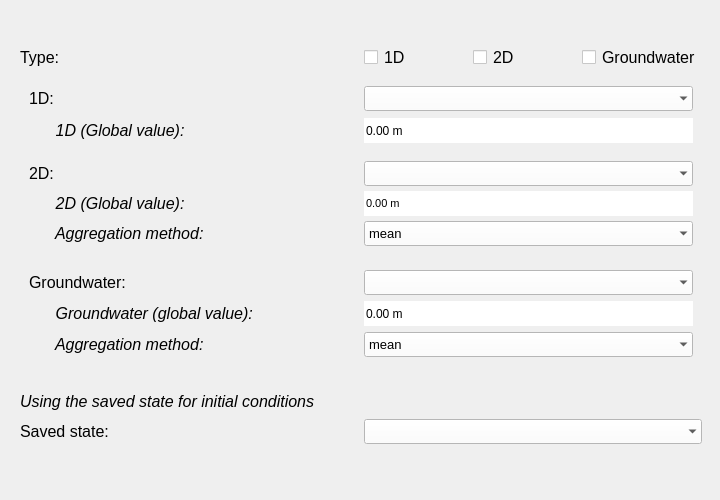
Above: threedi_models_and_simulations/ui/simulation_wizard/page_initial_conditions.ui from nens/threedi-api-qgis-client before the change. Below: the same form after it.
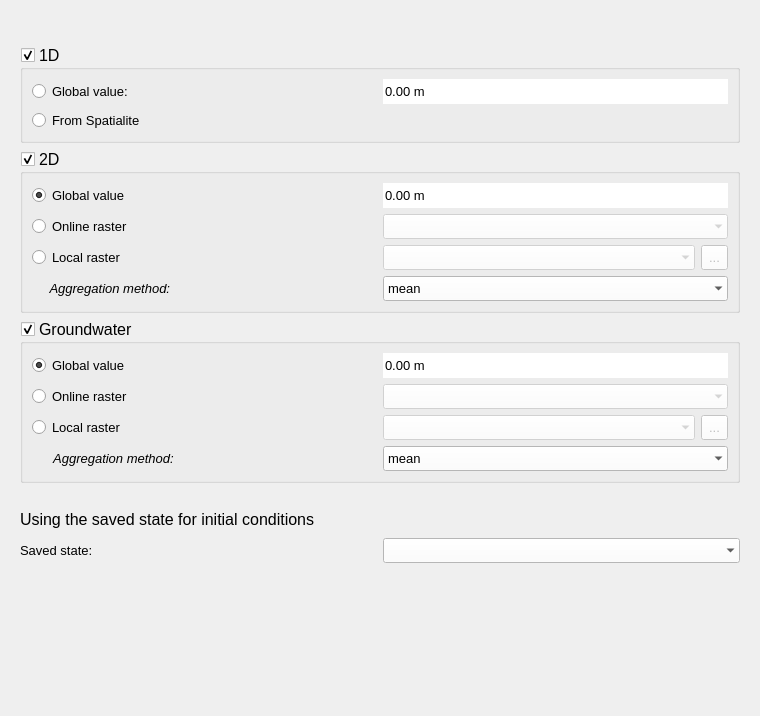
That is the form after the change. Custom widgets are drawn as their Qt base class.

Commit message:
Local init water level (#388)
* Work on using local initial water level rasters within simulation wizard.

What changed in the file:
```diff
--- a/threedi_models_and_simulations/ui/simulation_wizard/page_initial_conditions.ui
+++ b/threedi_models_and_simulations/ui/simulation_wizard/page_initial_conditions.ui
@@ -6,8 +6,8 @@
    <rect>
     <x>0</x>
     <y>0</y>
-    <width>720</width>
-    <height>500</height>
+    <width>760</width>
+    <height>716</height>
    </rect>
   </property>
   <property name="minimumSize">
@@ -107,351 +107,8 @@
       </size>
      </property>
      <layout class="QGridLayout" name="gridLayout_4">
-      <item row="0" column="0">
-       <widget class="QLabel" name="label">
-        <property name="minimumSize">
-         <size>
-          <width>300</width>
-          <height>25</height>
-         </size>
-        </property>
-        <property name="font">
-         <font>
-          <family>Segoe UI</family>
-          <pointsize>12</pointsize>
-         </font>
-        </property>
-        <property name="text">
-         <string>Type:</string>
-        </property>
-       </widget>
-      </item>
-      <item row="0" column="1">
-       <layout class="QHBoxLayout" name="horizontalLayout">
-        <property name="leftMargin">
-         <number>0</number>
-        </property>
-        <item>
-         <widget class="QCheckBox" name="cb_1d">
-          <property name="minimumSize">
-           <size>
-            <width>14</width>
-            <height>14</height>
-           </size>
-          </property>
-          <property name="maximumSize">
-           <size>
-            <width>14</width>
-            <height>14</height>
-           </size>
-          </property>
-          <property name="font">
-           <font>
-            <family>Segoe UI</family>
-            <pointsize>12</pointsize>
-           </font>
-          </property>
-          <property name="autoFillBackground">
-           <bool>false</bool>
-          </property>
-          <property name="styleSheet">
-           <string notr="true">QCheckBox{background-color: white;}</string>
-          </property>
-          <property name="text">
-           <string/>
-          </property>
-          <property name="checkable">
-           <bool>true</bool>
-          </property>
-          <property name="checked">
-           <bool>false</bool>
-          </property>
-         </widget>
-        </item>
-        <item>
-         <widget class="QLabel" name="label_4">
-          <property name="minimumSize">
-           <size>
-            <width>50</width>
-            <height>25</height>
-           </size>
-          </property>
-          <property name="maximumSize">
-           <size>
-            <width>16777215</width>
-            <height>16777215</height>
-           </size>
-          </property>
-          <property name="font">
-           <font>
-            <pointsize>12</pointsize>
-           </font>
-          </property>
-          <property name="text">
-           <string>1D</string>
-          </property>
-         </widget>
-        </item>
-        <item>
-         <widget class="QCheckBox" name="cb_2d">
-          <property name="minimumSize">
-           <size>
-            <width>14</width>
-            <height>14</height>
-           </size>
-          </property>
-          <property name="maximumSize">
-           <size>
-            <width>14</width>
-            <height>14</height>
-           </size>
-          </property>
-          <property name="font">
-           <font>
-            <family>Segoe UI</family>
-            <pointsize>12</pointsize>
-           </font>
-          </property>
-          <property name="autoFillBackground">
-           <bool>false</bool>
-          </property>
-          <property name="styleSheet">
-           <string notr="true">QCheckBox{background-color: white;}</string>
-          </property>
-          <property name="text">
-           <string/>
-          </property>
-         </widget>
-        </item>
-        <item>
-         <widget class="QLabel" name="label_6">
-          <property name="minimumSize">
-           <size>
-            <width>50</width>
-            <height>25</height>
-           </size>
-          </property>
-          <property name="maximumSize">
-           <size>
-            <width>16777215</width>
-            <height>16777215</height>
-           </size>
-          </property>
-          <property name="font">
-           <font>
-            <pointsize>12</pointsize>
-           </font>
-          </property>
-          <property name="text">
-           <string>2D</string>
-          </property>
-         </widget>
-        </item>
-        <item>
-         <widget class="QCheckBox" name="cb_groundwater">
-          <property name="minimumSize">
-           <size>
-            <width>14</width>
-            <height>14</height>
-           </size>
-          </property>
-          <property name="maximumSize">
-           <size>
-            <width>14</width>
-            <height>14</height>
-           </size>
-          </property>
-          <property name="font">
-           <font>
-            <family>Segoe UI</family>
-            <pointsize>12</pointsize>
-           </font>
-          </property>
-          <property name="autoFillBackground">
-           <bool>false</bool>
-          </property>
-          <property name="styleSheet">
-           <string notr="true">QCheckBox{background-color: white;}</string>
-          </property>
-          <property name="text">
-           <string/>
-          </property>
-         </widget>
-        </item>
-        <item>
-         <widget class="QLabel" name="label_9">
-          <property name="minimumSize">
-           <size>
-            <width>100</width>
-            <height>25</height>
-           </size>
-          </property>
-          <property name="maximumSize">
-           <size>
-            <width>16777215</width>
-            <height>16777215</height>
-           </size>
-          </property>
-          <property name="font">
-           <font>
-            <pointsize>12</pointsize>
-           </font>
-          </property>
-          <property name="text">
-           <string>Groundwater</string>
-          </property>
-         </widget>
-        </item>
-       </layout>
-      </item>
-      <item row="1" column="0" colspan="2">
-       <widget class="QWidget" name="d1_widget" native="true">
-        <property name="minimumSize">
-         <size>
-          <width>680</width>
-          <height>70</height>
-         </size>
-        </property>
-        <property name="baseSize">
-         <size>
-          <width>0</width>
-          <height>0</height>
-         </size>
-        </property>
-        <layout class="QGridLayout" name="gridLayout_6">
-         <property name="bottomMargin">
-          <number>0</number>
-         </property>
-         <item row="0" column="2">
-          <widget class="QComboBox" name="dd_1d">
-           <property name="minimumSize">
-            <size>
-             <width>300</width>
-             <height>25</height>
-            </size>
-           </property>
-           <property name="maximumSize">
-            <size>
-             <width>16777215</width>
-             <height>16777215</height>
-            </size>
-           </property>
-           <property name="font">
-            <font>
-             <family>Segoe UI</family>
-             <pointsize>10</pointsize>
-            </font>
-           </property>
-           <property name="styleSheet">
-            <string notr="true">QComboBox {background-color:white; selection-background-color: lightgray;}</string>
-           </property>
-           <property name="frame">
-            <bool>false</bool>
-           </property>
-          </widget>
-         </item>
-         <item row="0" column="1">
-          <widget class="QLabel" name="label_2">
-           <property name="minimumSize">
-            <size>
-             <width>300</width>
-             <height>25</height>
-            </size>
-           </property>
-           <property name="maximumSize">
-            <size>
-             <width>16777215</width>
-             <height>16777215</height>
-            </size>
-           </property>
-           <property name="font">
-            <font>
-             <family>Segoe UI</family>
-             <pointsize>12</pointsize>
-            </font>
-           </property>
-           <property name="text">
-            <string>1D:</string>
-           </property>
-          </widget>
-         </item>
-         <item row="1" column="2">
-          <widget class="QDoubleSpinBox" name="sp_1d_global_value">
-           <property name="minimumSize">
-            <size>
-             <width>300</width>
-             <height>25</height>
-            </size>
-           </property>
-           <property name="maximumSize">
-            <size>
-             <width>16777215</width>
-             <height>16777215</height>
-            </size>
-           </property>
-           <property name="font">
-            <font/>
-           </property>
-           <property name="styleSheet">
-            <string notr="true">QDoubleSpinBox {background-color:white; selection-background-color: lightgray;}</string>
-           </property>
-           <property name="frame">
-            <bool>false</bool>
-           </property>
-           <property name="alignment">
-            <set>Qt::AlignLeading|Qt::AlignLeft|Qt::AlignVCenter</set>
-           </property>
-           <property name="buttonSymbols">
-            <enum>QAbstractSpinBox::NoButtons</enum>
-           </property>
-           <property name="prefix">
-            <string/>
-           </property>
-           <property name="suffix">
-            <string> m</string>
-           </property>
-           <property name="minimum">
-            <double>-100000000000000005366162204393472.000000000000000</double>
-           </property>
-           <property name="maximum">
-            <double>100000000000000004764729344.000000000000000</double>
-           </property>
-          </widget>
-         </item>
-         <item row="1" column="1">
-          <widget class="QLabel" name="label_1d_gv">
-           <property name="minimumSize">
-            <size>
-             <width>300</width>
-             <height>25</height>
-            </size>
-           </property>
-           <property name="maximumSize">
-            <size>
-             <width>16777215</width>
-             <height>16777215</height>
-            </size>
-           </property>
-           <property name="font">
-            <font>
-             <family>Segoe UI</family>
-             <pointsize>12</pointsize>
-             <italic>true</italic>
-            </font>
-           </property>
-           <property name="text">
-            <string>      1D (Global value):</string>
-           </property>
-           <property name="margin">
-            <number>0</number>
-           </property>
-          </widget>
-         </item>
-        </layout>
-       </widget>
-      </item>
       <item row="2" column="0" colspan="2">
-       <widget class="QWidget" name="d2_widget" native="true">
+       <widget class="QGroupBox" name="gb_2d">
         <property name="minimumSize">
          <size>
           <width>680</width>
@@ -464,68 +121,14 @@
           <pointsize>12</pointsize>
          </font>
         </property>
+        <property name="title">
+         <string>2D</string>
+        </property>
+        <property name="checkable">
+         <bool>true</bool>
+        </property>
         <layout class="QGridLayout" name="gridLayout_2">
-         <item row="2" column="0">
-          <widget class="QLabel" name="label_2d_gv">
-           <property name="minimumSize">
-            <size>
-             <width>300</width>
-             <height>25</height>
-            </size>
-           </property>
-           <property name="maximumSize">
-            <size>
-             <width>16777215</width>
-             <height>16777215</height>
-            </size>
-           </property>
-           <property name="font">
-            <font>
-             <family>Segoe UI</family>
-             <pointsize>12</pointsize>
-             <italic>true</italic>
-            </font>
-           </property>
-           <property name="text">
-            <string>      2D (Global value):</string>
-           </property>
-          </widget>
-         </item>
-         <item row="1" column="2">
-          <widget class="QComboBox" name="dd_2d">
-           <property name="sizePolicy">
-            <sizepolicy hsizetype="Preferred" vsizetype="Fixed">
-             <horstretch>0</horstretch>
-             <verstretch>0</verstretch>
-            </sizepolicy>
-           </property>
-           <property name="minimumSize">
-            <size>
-             <width>300</width>
-             <height>25</height>
-            </size>
-           </property>
-           <property name="maximumSize">
-            <size>
-             <width>16777215</width>
-             <height>16777215</height>
-            </size>
-           </property>
-           <property name="font">
-            <font>
-             <family>Segoe UI</family>
-             <pointsize>10</pointsize>
-            </font>
-           </property>
-           <property name="styleSheet">
-            <string notr="true">QComboBox {background-color:white; selection-background-color: lightgray;}</string>
-           </property>
-           <property name="frame">
-            <bool>false</bool>
-           </property>
-          </widget>
-         </item>
-         <item row="3" column="0">
+         <item row="5" column="0">
           <widget class="QLabel" name="label_2d_am">
            <property name="minimumSize">
             <size>
@@ -535,15 +138,127 @@
            </property>
            <property name="font">
             <font>
+             <family>Segoe UI</family>
+             <pointsize>10</pointsize>
              <italic>true</italic>
             </font>
            </property>
            <property name="text">
-            <string>      Aggregation method:</string>
+            <string>     Aggregation method:</string>
+           </property>
+          </widget>
+         </item>
+         <item row="3" column="0">
+          <widget class="QRadioButton" name="rb_2d_local_raster">
+           <property name="font">
+            <font>
+             <family>Segoe UI</family>
+             <pointsize>10</pointsize>
+            </font>
+           </property>
+           <property name="text">
+            <string>Local raster</string>
+           </property>
+          </widget>
+         </item>
+         <item row="2" column="0">
+          <widget class="QRadioButton" name="rb_2d_online_raster">
+           <property name="font">
+            <font>
+             <family>Segoe UI</family>
+             <pointsize>10</pointsize>
+            </font>
+           </property>
+           <property name="text">
+            <string>Online raster</string>
            </property>
           </widget>
          </item>
          <item row="2" column="2">
+          <widget class="QComboBox" name="cbo_2d_online_raster">
+           <property name="enabled">
+            <bool>false</bool>
+           </property>
+           <property name="minimumSize">
+            <size>
+             <width>300</width>
+             <height>25</height>
+            </size>
+           </property>
+           <property name="font">
+            <font>
+             <family>Segoe UI</family>
+             <pointsize>10</pointsize>
+            </font>
+           </property>
+           <property name="styleSheet">
+            <string notr="true">QComboBox {background-color:white; selection-background-color: lightgray;}</string>
+           </property>
+           <property name="frame">
+            <bool>false</bool>
+           </property>
+          </widget>
+         </item>
+         <item row="5" column="2">
+          <widget class="QComboBox" name="cb_2d_aggregation">
+           <property name="minimumSize">
+            <size>
+             <width>300</width>
+             <height>25</height>
+            </size>
+           </property>
+           <property name="maximumSize">
+            <size>
+             <width>16777215</width>
+             <height>16777215</height>
+            </size>
+           </property>
+           <property name="font">
+            <font>
+             <family>Segoe UI</family>
+             <pointsize>10</pointsize>
+            </font>
+           </property>
+           <property name="styleSheet">
+            <string notr="true">QComboBox {background-color:white; selection-background-color: lightgray;}</string>
+           </property>
+           <property name="frame">
+            <bool>false</bool>
+           </property>
+           <item>
+            <property name="text">
+             <string>mean</string>
+            </property>
+           </item>
+           <item>
+            <property name="text">
+             <string>max</string>
+            </property>
+           </item>
+           <item>
+            <property name="text">
+             <string>min</string>
+            </property>
+           </item>
+          </widget>
+         </item>
+         <item row="1" column="0">
+          <widget class="QRadioButton" name="rb_2d_global_value">
+           <property name="font">
+            <font>
+             <family>Segoe UI</family>
+             <pointsize>10</pointsize>
+            </font>
+           </property>
+           <property name="text">
+            <string>Global value</string>
+           </property>
+           <property name="checked">
+            <bool>true</bool>
+           </property>
+          </widget>
+         </item>
+         <item row="1" column="2">
           <widget class="QDoubleSpinBox" name="sp_2d_global_value">
            <property name="minimumSize">
             <size>
@@ -560,7 +275,7 @@
            <property name="font">
             <font>
              <family>Segoe UI</family>
-             <pointsize>8</pointsize>
+             <pointsize>10</pointsize>
             </font>
            </property>
            <property name="styleSheet">
@@ -586,88 +301,92 @@
            </property>
           </widget>
          </item>
-         <item row="1" column="0">
-          <widget class="QLabel" name="label_3">
-           <property name="minimumSize">
-            <size>
-             <width>300</width>
-             <height>25</height>
-            </size>
-           </property>
-           <property name="maximumSize">
-            <size>
-             <width>16777215</width>
-             <height>16777215</height>
-            </size>
-           </property>
-           <property name="font">
-            <font>
-             <family>Segoe UI</family>
-             <pointsize>12</pointsize>
-            </font>
-           </property>
-           <property name="text">
-            <string>2D:</string>
-           </property>
-          </widget>
-         </item>
          <item row="3" column="2">
-          <widget class="QComboBox" name="cb_2d_aggregation">
-           <property name="minimumSize">
-            <size>
-             <width>300</width>
-             <height>25</height>
-            </size>
+          <layout class="QHBoxLayout" name="horizontalLayout">
+           <property name="bottomMargin">
+            <number>0</number>
            </property>
-           <property name="maximumSize">
-            <size>
-             <width>16777215</width>
-             <height>16777215</height>
-            </size>
-           </property>
-           <property name="font">
-            <font>
-             <family>Segoe UI</family>
-             <pointsize>10</pointsize>
-            </font>
-           </property>
-           <property name="styleSheet">
-            <string notr="true">QComboBox {background-color:white; selection-background-color: lightgray;}</string>
-           </property>
-           <property name="frame">
-            <bool>false</bool>
-           </property>
            <item>
-            <property name="text">
-             <string>mean</string>
-            </property>
+            <widget class="QgsMapLayerComboBox" name="cbo_2d_local_raster">
+             <property name="enabled">
+              <bool>false</bool>
+             </property>
+             <property name="minimumSize">
+              <size>
+               <width>0</width>
+               <height>25</height>
+              </size>
+             </property>
+             <property name="font">
+              <font>
+               <family>Segoe UI</family>
+               <pointsize>10</pointsize>
+              </font>
+             </property>
+             <property name="styleSheet">
+              <string notr="true">QComboBox {background-color:white; selection-background-color: lightgray;}</string>
+             </property>
+             <property name="frame">
+              <bool>false</bool>
+             </property>
+             <property name="showCrs">
+              <bool>true</bool>
+             </property>
+            </widget>
            </item>
            <item>
-            <property name="text">
-             <string>max</string>
-            </property>
+            <widget class="QToolButton" name="btn_browse_2d_local_raster">
+             <property name="enabled">
+              <bool>false</bool>
+             </property>
+             <property name="minimumSize">
+              <size>
+               <width>0</width>
+               <height>25</height>
+              </size>
+             </property>
+             <property name="font">
+              <font>
+               <family>Segoe UI</family>
+               <pointsize>10</pointsize>
+              </font>
+             </property>
+             <property name="text">
+              <string>...</string>
+             </property>
+            </widget>
            </item>
-           <item>
-            <property name="text">
-             <string>min</string>
-            </property>
-           </item>
-          </widget>
+          </layout>
          </item>
         </layout>
        </widget>
       </item>
       <item row="3" column="0" colspan="2">
-       <widget class="QWidget" name="groundwater_widget" native="true">
+       <widget class="QGroupBox" name="gb_gwater">
         <property name="minimumSize">
          <size>
           <width>680</width>
           <height>100</height>
          </size>
         </property>
+        <property name="font">
+         <font>
+          <family>Segoe UI</family>
+          <pointsize>12</pointsize>
+         </font>
+        </property>
+        <property name="title">
+         <string>Groundwater</string>
+        </property>
+        <property name="checkable">
+         <bool>true</bool>
+        </property>
+        <property name="checked">
+         <bool>true</bool>
+        </property>
         <layout class="QGridLayout" name="gridLayout_3">
-         <item row="0" column="0">
-          <widget class="QLabel" name="label_5">
+         <item row="4" column="0">
+          <widget class="QLabel" name="label_gwater_am">
            <property name="minimumSize">
             <size>
              <width>300</width>
@@ -683,15 +402,16 @@
            <property name="font">
             <font>
              <family>Segoe UI</family>
-             <pointsize>12</pointsize>
+             <pointsize>10</pointsize>
+             <italic>true</italic>
             </font>
            </property>
            <property name="text">
-            <string>Groundwater:</string>
+            <string>      Aggregation method:</string>
            </property>
           </widget>
          </item>
-         <item row="1" column="2">
+         <item row="0" column="2">
           <widget class="QDoubleSpinBox" name="sp_gwater_global_value">
            <property name="minimumSize">
             <size>
@@ -705,6 +425,13 @@
              <height>16777215</height>
             </size>
            </property>
+           <property name="font">
+            <font>
+             <family>Segoe UI</family>
+             <pointsize>10</pointsize>
+             <kerning>true</kerning>
+            </font>
+           </property>
            <property name="styleSheet">
             <string notr="true">QDoubleSpinBox {background-color:white; selection-background-color: lightgray;}</string>
            </property>
@@ -729,45 +456,29 @@
           </widget>
          </item>
          <item row="1" column="0">
-          <widget class="QLabel" name="label_gw_gv">
-           <property name="minimumSize">
-            <size>
-             <width>300</width>
-             <height>25</height>
-            </size>
-           </property>
-           <property name="maximumSize">
-            <size>
-             <width>16777215</width>
-             <height>16777215</height>
-            </size>
-           </property>
+          <widget class="QRadioButton" name="rb_gw_online_raster">
            <property name="font">
             <font>
              <family>Segoe UI</family>
-             <pointsize>12</pointsize>
-             <italic>true</italic>
+             <pointsize>10</pointsize>
             </font>
            </property>
            <property name="text">
-            <string>      Groundwater (global value):</string>
+            <string>Online raster</string>
            </property>
           </widget>
          </item>
-         <item row="0" column="2">
-          <widget class="QComboBox" name="dd_groundwater">
+         <item row="1" column="2">
+          <widget class="QComboBox" name="cbo_gw_online_raster">
+           <property name="enabled">
+            <bool>false</bool>
+           </property>
            <property name="minimumSize">
             <size>
              <width>300</width>
              <height>25</height>
             </size>
            </property>
-           <property name="maximumSize">
-            <size>
-             <width>16777215</width>
-             <height>16777215</height>
-            </size>
-           </property>
            <property name="font">
             <font>
              <family>Segoe UI</family>
@@ -782,7 +493,36 @@
            </property>
           </widget>
          </item>
-         <item row="2" column="2">
+         <item row="0" column="0">
+          <widget class="QRadioButton" name="rb_gw_global_value">
+           <property name="font">
+            <font>
+             <family>Segoe UI</family>
+             <pointsize>10</pointsize>
+            </font>
+           </property>
+           <property name="text">
+            <string>Global value</string>
+           </property>
+           <property name="checked">
+            <bool>true</bool>
+           </property>
+          </widget>
+         </item>
+         <item row="2" column="0">
+          <widget class="QRadioButton" name="rb_gw_local_raster">
+           <property name="font">
+            <font>
+             <family>Segoe UI</family>
+             <pointsize>10</pointsize>
+            </font>
+           </property>
+           <property name="text">
+            <string>Local raster</string>
+           </property>
+          </widget>
+         </item>
+         <item row="4" column="2">
           <widget class="QComboBox" name="cb_gwater_aggregation">
            <property name="minimumSize">
             <size>
@@ -825,8 +565,90 @@
            </item>
           </widget>
          </item>
-         <item row="2" column="0">
-          <widget class="QLabel" name="label_gwater_am">
+         <item row="2" column="2">
+          <layout class="QHBoxLayout" name="horizontalLayout_2">
+           <item>
+            <widget class="QgsMapLayerComboBox" name="cbo_gw_local_raster">
+             <property name="enabled">
+              <bool>false</bool>
+             </property>
+             <property name="minimumSize">
+              <size>
+               <width>0</width>
+               <height>25</height>
+              </size>
+             </property>
+             <property name="font">
+              <font>
+               <family>Segoe UI</family>
+               <pointsize>10</pointsize>
+              </font>
+             </property>
+             <property name="styleSheet">
+              <string notr="true">QComboBox {background-color:white; selection-background-color: lightgray;}</string>
+             </property>
+             <property name="frame">
+              <bool>false</bool>
+             </property>
+            </widget>
+           </item>
+           <item>
+            <widget class="QToolButton" name="btn_browse_gw_local_raster">
+             <property name="enabled">
+              <bool>false</bool>
+             </property>
+             <property name="minimumSize">
+              <size>
+               <width>0</width>
+               <height>25</height>
+              </size>
+             </property>
+             <property name="font">
+              <font>
+               <family>Segoe UI</family>
+               <pointsize>10</pointsize>
+              </font>
+             </property>
+             <property name="text">
+              <string>...</string>
+             </property>
+            </widget>
+           </item>
+          </layout>
+         </item>
+        </layout>
+       </widget>
+      </item>
+      <item row="0" column="0" colspan="2">
+       <widget class="QGroupBox" name="gb_1d">
+        <property name="font">
+         <font>
+          <family>Segoe UI</family>
+          <pointsize>12</pointsize>
+         </font>
+        </property>
+        <property name="title">
+         <string>1D</string>
+        </property>
+        <property name="checkable">
+         <bool>true</bool>
+        </property>
+        <layout class="QGridLayout" name="gridLayout_7">
+         <item row="1" column="0">
+          <widget class="QRadioButton" name="rb_d1_dd">
+           <property name="font">
+            <font>
+             <family>Segoe UI</family>
+             <pointsize>10</pointsize>
+            </font>
+           </property>
+           <property name="text">
+            <string>From Spatialite</string>
+           </property>
+          </widget>
+         </item>
+         <item row="0" column="1">
+          <widget class="QDoubleSpinBox" name="sp_1d_global_value">
            <property name="minimumSize">
             <size>
              <width>300</width>
@@ -841,12 +663,46 @@
            </property>
            <property name="font">
             <font>
-             <pointsize>12</pointsize>
-             <italic>true</italic>
+             <family>Segoe UI</family>
+             <pointsize>10</pointsize>
+            </font>
+           </property>
+           <property name="styleSheet">
+            <string notr="true">QDoubleSpinBox {background-color:white; selection-background-color: lightgray;}</string>
+           </property>
+           <property name="frame">
+            <bool>false</bool>
+           </property>
+           <property name="alignment">
+            <set>Qt::AlignLeading|Qt::AlignLeft|Qt::AlignVCenter</set>
+           </property>
+           <property name="buttonSymbols">
+            <enum>QAbstractSpinBox::NoButtons</enum>
+           </property>
+           <property name="prefix">
+            <string/>
+           </property>
+           <property name="suffix">
+            <string> m</string>
+           </property>
+           <property name="minimum">
+            <double>-100000000000000005366162204393472.000000000000000</double>
+           </property>
+           <property name="maximum">
+            <double>100000000000000004764729344.000000000000000</double>
+           </property>
+          </widget>
+         </item>
+         <item row="0" column="0">
+          <widget class="QRadioButton" name="rb_d1_gv">
+           <property name="font">
+            <font>
+             <family>Segoe UI</family>
+             <pointsize>10</pointsize>
             </font>
            </property>
            <property name="text">
-            <string>      Aggregation method:</string>
+            <string>Global value:</string>
            </property>
           </widget>
          </item>
@@ -882,7 +738,7 @@
         <property name="font">
          <font>
           <family>Segoe UI</family>
-          <pointsize>12</pointsize>
+          <pointsize>10</pointsize>
          </font>
         </property>
         <property name="text">
@@ -936,7 +792,7 @@
          <font>
           <family>Segoe UI</family>
           <pointsize>12</pointsize>
-          <italic>true</italic>
+          <italic>false</italic>
          </font>
         </property>
         <property name="text">
@@ -949,6 +805,13 @@
    </item>
   </layout>
  </widget>
+ <customwidgets>
+  <customwidget>
+   <class>QgsMapLayerComboBox</class>
+   <extends>QComboBox</extends>
+   <header>qgsmaplayercombobox.h</header>
+  </customwidget>
+ </customwidgets>
  <resources/>
  <connections/>
 </ui>
```
Left out of the diff: 131 changed lines with no effect on the pictures. The commit also changes 4 other files.
